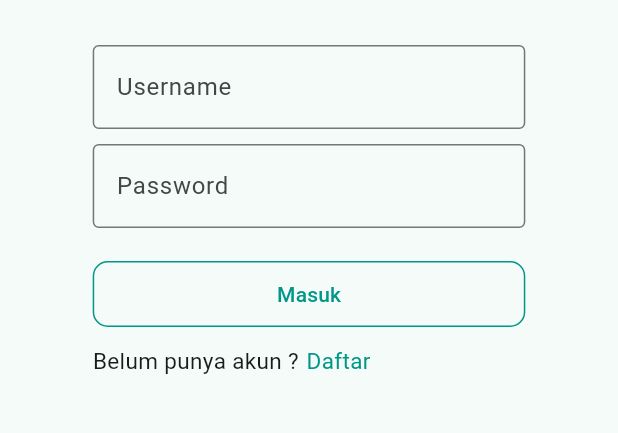
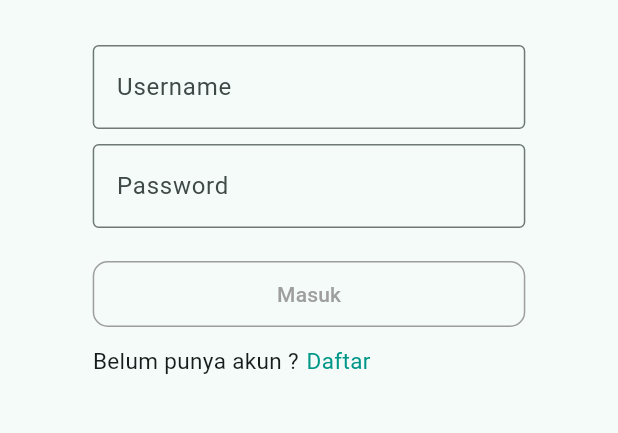
Before and after one commit to Golfantara/UTS-MobileProgramming, a Flutter app: the screen it shows after launch, after a tap on "Masuk", on a phone screen of 412 x 824 dp, the part 504-937 px from its top. Run offline on Flutter 3.47's test engine with Material 3 defaults, Android fonts, the phone set to English and light mode, and no system bars; our stand-ins replace carousel_slider, dio, image_picker, infinite_scroll_pagination.

Commit message:
improve: validation login

```diff
--- a/mobile/lib/screens/auth/login.dart
+++ b/mobile/lib/screens/auth/login.dart
@@ -5,16 +5,85 @@ import 'package:tour_app/screens/auth/main.dart';
 import 'package:tour_app/screens/tours/main.dart';
 import 'package:tour_app/services/services_signin.dart';
 
-class LoginScreen extends StatelessWidget {
-  const LoginScreen({Key? key});
+class LoginScreen extends StatefulWidget {
+  const LoginScreen({super.key});
+
+  @override
+  // ignore: library_private_types_in_public_api
+  _LoginScreenState createState() => _LoginScreenState();
+}
+
+class _LoginScreenState extends State<LoginScreen> {
+  final TextEditingController username = TextEditingController();
+  final TextEditingController password = TextEditingController();
+
+  bool isButtonDisabled = true;
+  bool isLoading = false;
+
+  final SignInService _signInService = SignInService();
+
+  @override
+  void initState() {
+    super.initState();
+    username.addListener(validateInput);
+    password.addListener(validateInput);
+  }
+
+  void validateInput() {
+    setState(() {
+      isButtonDisabled =
+          !(username.text.isNotEmpty && password.text.isNotEmpty);
+    });
+  }
+
+  Future<void> signIn() async {
+    setState(() {
+      isLoading = true;
+    });
+
+    ModelSignIn? signInResponse = await _signInService.signInAccount(
+      username: username.text,
+      password: password.text,
+    );
+
+    if (signInResponse != null) {
+      Navigator.pushReplacement(
+        // ignore: use_build_context_synchronously
+        context,
+        MaterialPageRoute(
+          builder: (context) => const MainScreen(),
+        ),
+      );
+    } else {
+      setState(() {
+        isLoading = false;
+      });
+
+      showDialog(
+        // ignore: use_build_context_synchronously
+        context: context,
+        builder: (BuildContext context) {
+          return AlertDialog(
+            title: const Text('Error'),
+            content: const Text(
+              'Terjadi kesalahan saat melakukan login',
+            ),
+            actions: <Widget>[
+              TextButton(
+                onPressed: () {
+                  Navigator.of(context).pop();
+                },
+                child: const Text('OK'),
+              ),
+            ],
+          );
+        },
+      );
+    }
+  }
 
   @override
   Widget build(BuildContext context) {
-    final TextEditingController username = TextEditingController();
-    final TextEditingController password = TextEditingController();
-
-    final SignInService _signInService = SignInService();
-
     return Scaffold(
       appBar: AppBar(
         title: const Text('Masuk Akun'),
@@ -67,44 +136,37 @@ class LoginScreen extends StatelessWidget {
             FractionallySizedBox(
               widthFactor: 0.7,
               child: OutlinedButton(
-                  onPressed: () async {
-                    ModelSignIn? signInResponse =
-                        await _signInService.signInAccount(
-                      username: username.text,
-                      password: password.text,
-                    );
-
-                    if (signInResponse != null) {
-                      print('Berhasil login: ${signInResponse.message}');
-                      Navigator.pushReplacement(
-                        context,
-                        MaterialPageRoute(
-                          builder: (context) => MainScreen(),
-                        ),
-                      );
-                    } else {
-                      print('Gagal login');
-                      Navigator.pushReplacement(
-                        context,
-                        MaterialPageRoute(
-                          builder: (context) => MainScreen(),
-                        ),
-                      );
-                    }
-                  },
+                onPressed: isButtonDisabled || isLoading ? null : signIn,
                 style: OutlinedButton.styleFrom(
                   shape: RoundedRectangleBorder(
-                      borderRadius: BorderRadius.circular(10), // Rounded edges
+                    borderRadius: BorderRadius.circular(10),
                   ),
-                    side: const BorderSide(color: Colors.teal), // Teal border
+                  side: BorderSide(
+                    color: isButtonDisabled || isLoading
+                        ? Colors.grey
+                        : Colors.teal,
                   ),
-                  child: const Padding(
-                    padding: EdgeInsets.symmetric(horizontal: 36, vertical: 12),
+                ),
+                child: isLoading
+                    ? const Padding(
+                        padding:
+                            EdgeInsets.symmetric(horizontal: 36, vertical: 12),
+                        child: SizedBox(
+                          width: 20,
+                          height: 20,
+                          child: CircularProgressIndicator(color: Colors.teal),
+                        ))
+                    : Padding(
+                        padding: const EdgeInsets.symmetric(
+                            horizontal: 36, vertical: 12),
                         child: Text(
                           'Masuk',
-                      style: TextStyle(color: Colors.teal),
+                          style: TextStyle(
+                              color:
+                                  isButtonDisabled ? Colors.grey : Colors.teal),
                         ),
-                  )),
+                      ),
+              ),
             ),
             const SizedBox(height: 10),
             Row(
```
Lines whose indentation alone changed are shown as unchanged.
